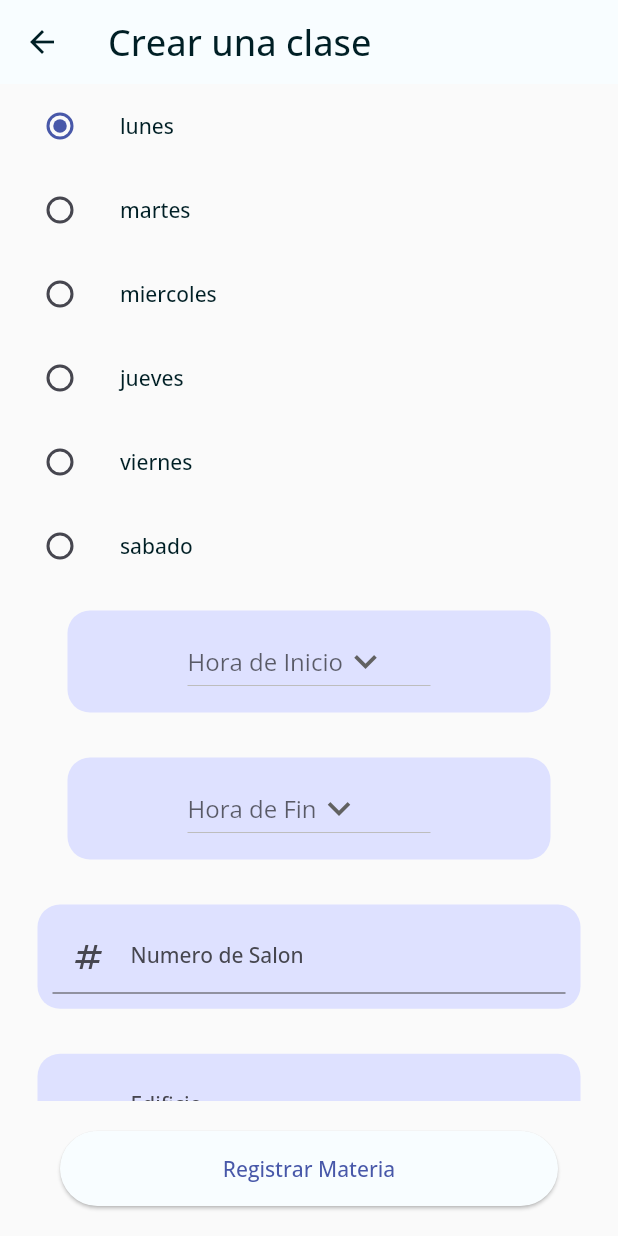
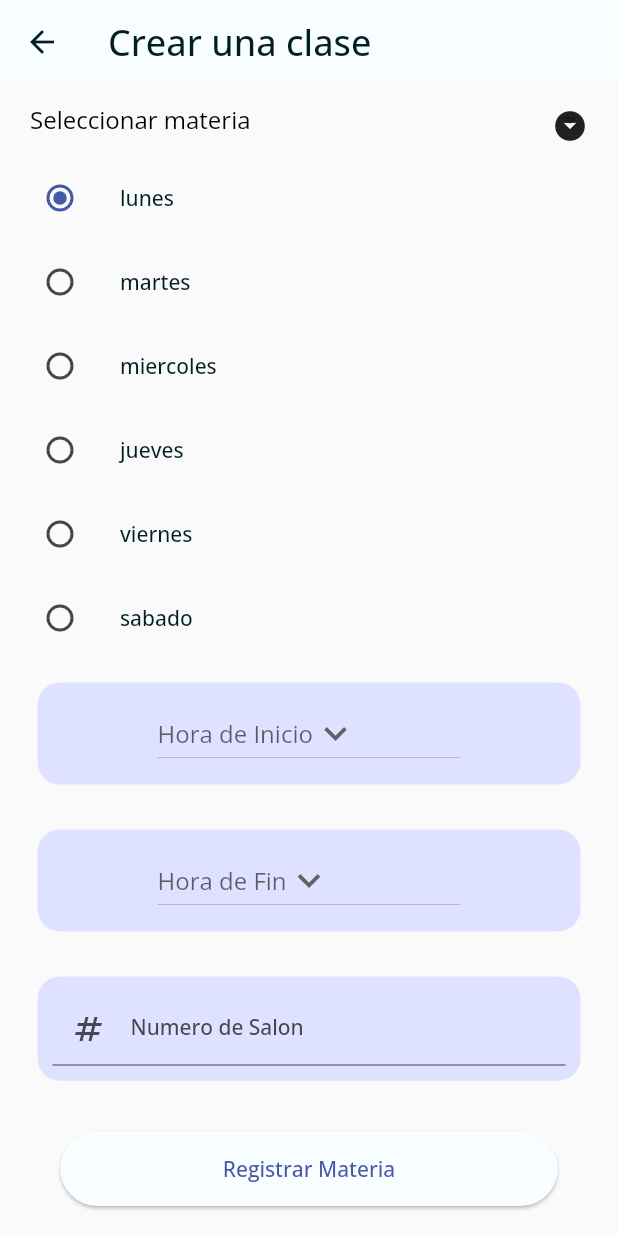
Before and after one commit to moisesmtzs/agenda_modular, a Flutter app: the ClasePage screen opened by its route, after a tap on "Registrar Materia", on a phone screen of 412 x 824 dp. Run offline on Flutter 3.47's test engine with Material 2 defaults, Android fonts, the phone set to English and light mode, and no system bars; our stand-ins replace avatar_glow, flutter_svg, flutter_tts, flutter_zoom_drawer, get, get_storage and 5 more; missing offline and left inert: dart:ffi, highlight_text; accounts and stored records are empty.

Commit message:
Clase Create

```diff
--- a/lib/src/models/clase.dart
+++ b/lib/src/models/clase.dart
@@ -7,7 +7,7 @@ String claseToJson(Clase data) => json.encode(data.toJson());
 class Clase {
   String? id;
   String? id_user;
-  String? id_clase;
+  String? id_subject;
   String? begin_hour;
   String? end_hour;
   String? days;
@@ -18,7 +18,7 @@ class Clase {
   Clase({
     this.id,
     this.id_user,
-    this.id_clase,
+    this.id_subject,
     this.begin_hour,
     this.end_hour,
     this.days,
@@ -29,7 +29,7 @@ class Clase {
   factory Clase.fromJson(Map<String, dynamic> json) => Clase(
         id: json["id"],
         id_user: json["id_user"],
-        id_clase: json["id_clase"],
+        id_subject: json["id_subject"],
         begin_hour: json["begin_hour"],
         end_hour: json["end_hour"],
         days: json["days"],
@@ -40,7 +40,7 @@ class Clase {
   Map<String, dynamic> toJson() => {
         "id": id,
         "id_user": id_user,
-        "id_clase": id_clase,
+        "id_subject": id_subject,
         "begin_hour": begin_hour,
         "end_hour": end_hour,
         "days": days,
--- a/lib/src/models/subject.dart
+++ b/lib/src/models/subject.dart
@@ -37,6 +37,7 @@ class Subject {
       };
 
   Subject.fromJsonList(List<dynamic> jsonList) {
+    //Contiene los datos que recuperamos del backend
     if (jsonList == null) return;
 
     for (var element in jsonList) {
--- a/lib/src/providers/subjectProvider.dart
+++ b/lib/src/providers/subjectProvider.dart
@@ -21,6 +21,7 @@ class SubjectProvider extends GetConnect {
   }
 
   Future<List<Subject?>> findByUser(String idUser) async {
+    //retorna una lista de tipo subject
     try {
       Uri _url =
           Uri.http(Environment.API_URL_OLD, '/api/subject/findByUser/$idUser');
@@ -32,8 +33,9 @@ class SubjectProvider extends GetConnect {
       final res = await http.get(_url, headers: headers);
 
       final data = json.decode(res.body);
-      Subject subject = Subject.fromJsonList(data);
-      return subject.toList;
+      Subject subject = Subject.fromJsonList(data); //recuperamos los datos
+      return subject
+          .toList; //retornamos los datos y los regresamos como una lista
     } catch (e) {
       return [];
     }
--- a/lib/src/screens/clase/add_clase/add_clase_controller.dart
+++ b/lib/src/screens/clase/add_clase/add_clase_controller.dart
@@ -1,3 +1,5 @@
+import 'package:agenda_app/src/models/subject.dart';
+import 'package:agenda_app/src/providers/subjectProvider.dart';
 import 'package:flutter/material.dart';
 import 'package:get/get.dart';
 
@@ -10,25 +12,42 @@ import 'package:get_storage/get_storage.dart';
 
 class ClaseController extends GetxController {
   User userSession = User.fromJson(GetStorage().read('user') ?? {});
+  String? idsubject;
   String? begineController;
   String? endController;
   String? daysController;
   TextEditingController clasroomController = TextEditingController();
   TextEditingController buildingController = TextEditingController();
+  SubjectProvider subjectProvider = SubjectProvider();
+
+  //dropdown
+  List<Subject?> subjects = <Subject>[].obs;
+
+  ClaseController() {
+    getSubjects();
+  }
+
+  void getSubjects() async {
+    var result = await subjectProvider.findByUser(userSession.id as String);
+    subjects.clear();
+    subjects.addAll(result);
+  }
 
   ClaseProvider claseProvider = ClaseProvider();
 
   void register(BuildContext context) async {
     String idUser = userSession.id as String;
+    String? idSubject = idsubject;
     String? inicio = begineController;
     String? fin = endController;
     String? days = daysController;
     String clasroom = clasroomController.text;
     String building = buildingController.text;
 
-    if (isValidForms(inicio!, fin!, days!, clasroom, building)) {
+    if (isValidForms(idSubject!, inicio!, fin!, days!, clasroom, building)) {
       Clase clase = Clase(
         id_user: idUser,
+        id_subject: idSubject,
         begin_hour: inicio,
         end_hour: fin,
         days: days,
@@ -40,7 +59,7 @@ class ClaseController extends GetxController {
       if (responseApi?.success == true) {
         Get.snackbar(responseApi?.message ?? '', 'Clase creada correctamente');
         Future.delayed(const Duration(milliseconds: 1000), () {
-          Get.offNamed('/clase');
+          Get.offNamed('/schedule');
         });
       } else {
         Get.snackbar('Datos no válidos', responseApi?.message ?? '',
@@ -49,14 +68,18 @@ class ClaseController extends GetxController {
     }
   }
 
-  bool isValidForms(String inicio, String fin, String days, String clasroom,
-      String building) {
+  bool isValidForms(String idSubject, String inicio, String fin, String days,
+      String clasroom, String building) {
+    if (idSubject.isEmpty) {
+      Get.snackbar("Datos no válidos", "Debes seleccionar una materia");
+      return false;
+    }
     if (inicio.isEmpty) {
-      Get.snackbar("Datos no válidos", "Debes ingresar una hora de inicio");
+      Get.snackbar("Datos no válidos", "Debes seleccionar una hora de inicio");
       return false;
     }
     if (fin.isEmpty) {
-      Get.snackbar("Datos no válidos", "Debes ingresar una hora de fin");
+      Get.snackbar("Datos no válidos", "Debes seleccionar una hora de fin");
       return false;
     }
     if (days.isEmpty) {
--- a/lib/src/screens/clase/add_clase/add_clase_page.dart
+++ b/lib/src/screens/clase/add_clase/add_clase_page.dart
@@ -1,3 +1,4 @@
+import 'package:agenda_app/src/models/subject.dart';
 import 'package:flutter/material.dart';
 import 'package:get/get.dart';
 import 'package:agenda_app/src/screens/clase/add_clase/add_clase_controller.dart';
@@ -45,6 +46,7 @@ class _ClasePageState extends State<ClasePage> {
         physics: const ClampingScrollPhysics(),
         keyboardDismissBehavior: ScrollViewKeyboardDismissBehavior.onDrag,
         children: [
+          _dropDownSubjects(claseController.subjects),
           _day(),
           _begin(),
           _end(),
@@ -56,9 +58,46 @@ class _ClasePageState extends State<ClasePage> {
     );
   }
 
+  Widget _dropDownSubjects(List<Subject?> subjects) {
+    return Container(
+      padding: EdgeInsets.symmetric(horizontal: 20),
+      child: DropdownButton(
+        underline: Container(
+            alignment: Alignment.centerRight,
+            child: Icon(
+              Icons.arrow_drop_down_circle,
+            )),
+        elevation: 3,
+        isExpanded: true,
+        hint: Text(
+          'Seleccionar materia',
+          style: TextStyle(color: Colors.black, fontSize: 16),
+        ),
+        items: _dropDownItems(subjects),
+        value: claseController.idsubject,
+        onChanged: (option) {
+          claseController.idsubject = option.toString();
+        },
+      ),
+    );
+  }
+
+  List<DropdownMenuItem<String>> _dropDownItems(List<Subject?> subjects) {
+    //Recuperamos las categorias para mostrar en un dropdown
+    List<DropdownMenuItem<String>> list = [];
+    subjects.forEach((subjects) {
+      list.add(DropdownMenuItem(
+        child: Text(subjects?.name ?? ''),
+        value: subjects?.id,
+      ));
+      //debugPrint(subjects?.name.toString());
+    });
+    return list;
+  }
+
   Widget _begin() {
     return Container(
-      margin: const EdgeInsets.symmetric(horizontal: 45, vertical: 15),
+      margin: const EdgeInsets.symmetric(horizontal: 25, vertical: 15),
       padding: const EdgeInsets.symmetric(horizontal: 80, vertical: 10),
       decoration: BoxDecoration(
           color: AppColors.colors.primaryContainer,
@@ -89,7 +128,7 @@ class _ClasePageState extends State<ClasePage> {
 
   Widget _end() {
     return Container(
-      margin: const EdgeInsets.symmetric(horizontal: 45, vertical: 15),
+      margin: const EdgeInsets.symmetric(horizontal: 25, vertical: 15),
       padding: const EdgeInsets.symmetric(horizontal: 80, vertical: 10),
       decoration: BoxDecoration(
           color: AppColors.colors.primaryContainer,
--- a/lib/src/screens/schedule/schedule_page.dart
+++ b/lib/src/screens/schedule/schedule_page.dart
@@ -15,7 +15,7 @@ class SchedulePage extends StatelessWidget {
         ),
       ),
       floatingActionButton: FloatingActionButton.extended(
-        label: const Text('Agregar Materia'),
+        label: const Text('Agregar Clase'),
         onPressed: () => subjectController.goToClase(),
         icon: const Icon(Icons.add_circle),
       ),
```
Also changed, not shown: lib/src/providers/usersProvider.dart (+26 -65 lines), lib/src/screens/subject/detail/subject_detail_page.dart (+12 -3 lines).
